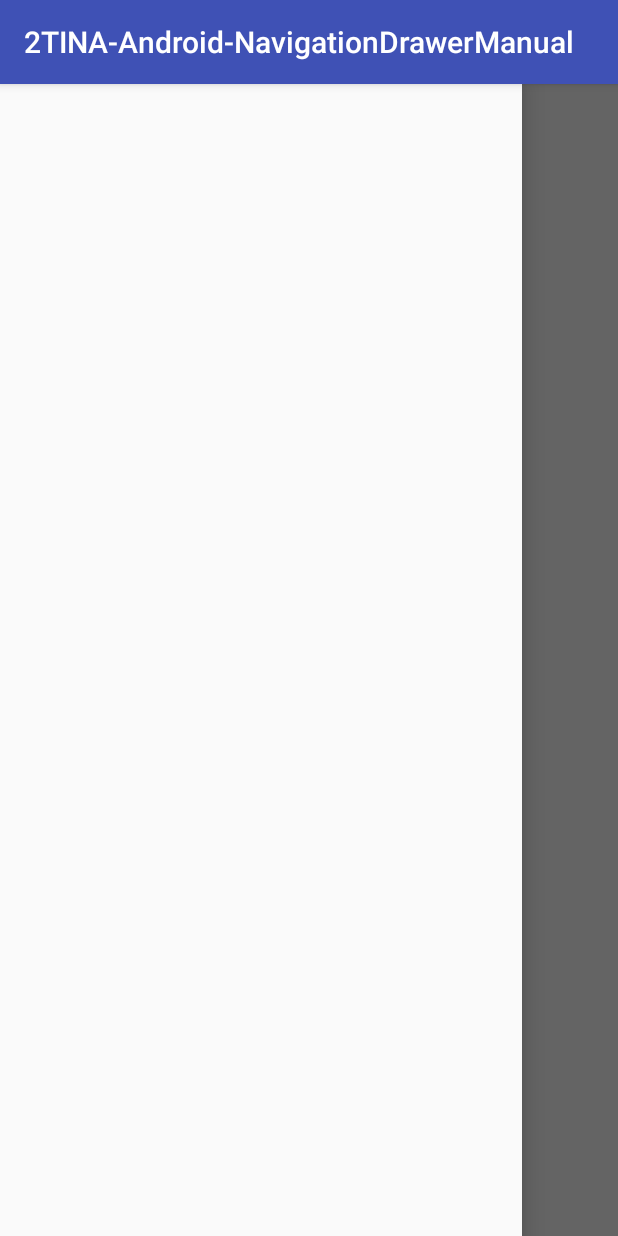
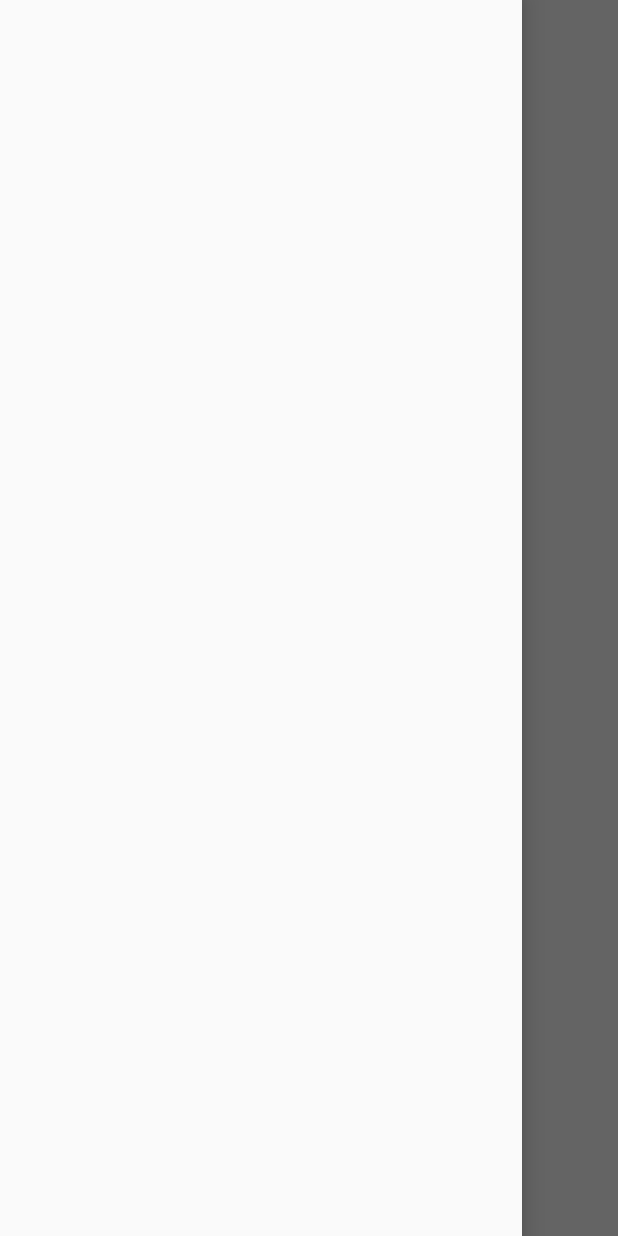
Before and after one commit to fernandomazola-student/2TINA-Android-NavigationDrawerManual, an Android app: the screen it shows after launch (MainActivity), with the side drawer open, on a phone screen of 412 x 824 dp. Run offline under Robolectric (Android 15) with nearby library versions, the phone set to English and light mode, and no system bars.

Commit message:
Removendo actionbar

```diff
--- a/app/src/main/res/layout/activity_main.xml
+++ b/app/src/main/res/layout/activity_main.xml
@@ -17,7 +17,8 @@
     <android.support.design.widget.NavigationView
         android:layout_width="match_parent"
         android:layout_height="match_parent"
-        android:layout_gravity="start">
+        android:layout_gravity="start"
+        android:id="@+id/navigationview">
 
     </android.support.design.widget.NavigationView>
 
--- a/app/src/main/res/values/styles.xml
+++ b/app/src/main/res/values/styles.xml
@@ -1,7 +1,7 @@
 <resources>
 
-    <!-- Base application theme. -->
-    <style name="AppTheme" parent="Theme.AppCompat.Light.DarkActionBar">
+    <!-- Base application theme. REMOVENDO ACTIOMN BAR-->
+    <style name="AppTheme" parent="Theme.AppCompat.Light.NoActionBar">
         <!-- Customize your theme here. -->
         <item name="colorPrimary">@color/colorPrimary</item>
         <item name="colorPrimaryDark">@color/colorPrimaryDark</item>
```
